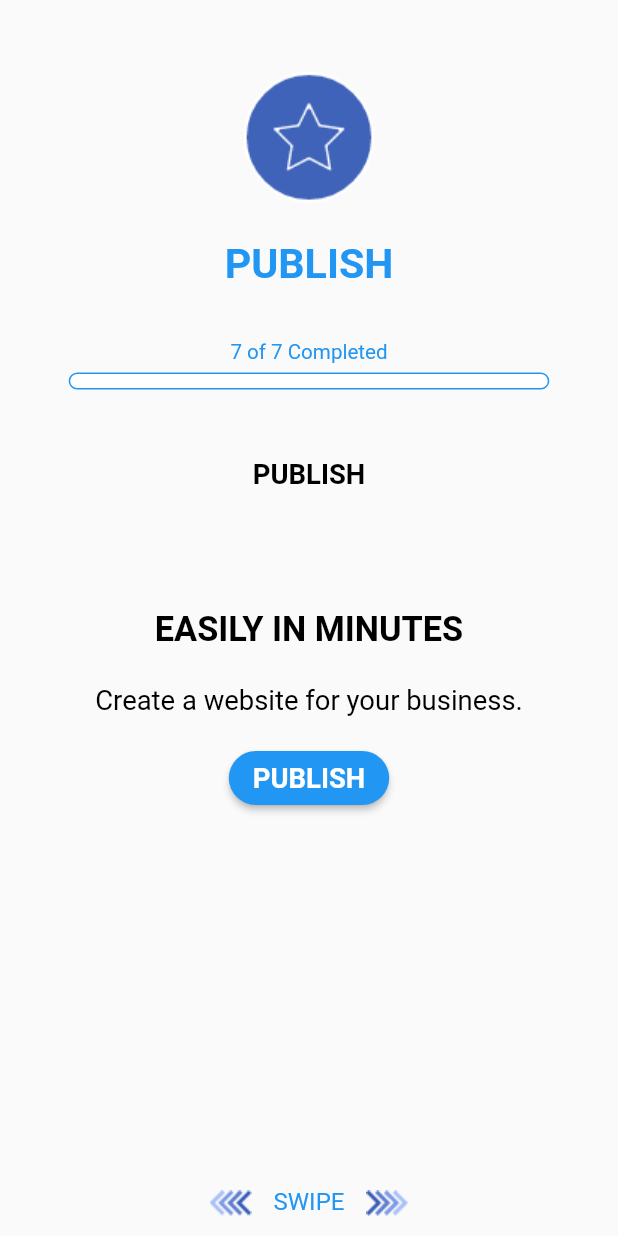
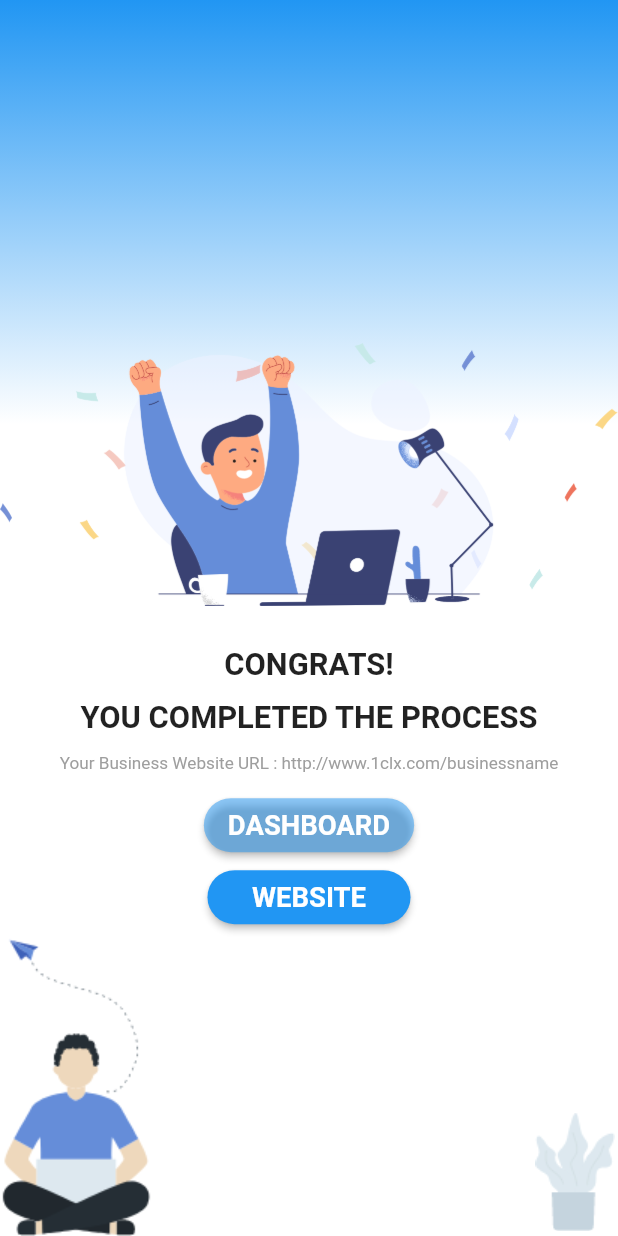
Before and after one commit to Thamzihmani/clx_demo, a Flutter app: the PublishPage widget shown alone on an empty page, opened directly, after a tap on "PUBLISH", on a phone screen of 412 x 824 dp. Run offline on Flutter 3.47's test engine with Material 2 defaults, Android fonts, the phone set to English and light mode, and no system bars; our stand-ins replace flutter_screenutil.

Commit message:
All page Ui completed

```diff
--- /dev/null
+++ b/lib/views/completion_page.dart
@@ -0,0 +1,108 @@
+import 'package:flutter/material.dart';
+import 'package:flutter_screenutil/flutter_screenutil.dart';
+
+class CompletionPage extends StatefulWidget {
+  const CompletionPage({Key? key}) : super(key: key);
+
+  @override
+  State<CompletionPage> createState() => _CompletionPageState();
+}
+
+class _CompletionPageState extends State<CompletionPage> {
+  @override
+  Widget build(BuildContext context) {
+    final size = MediaQuery.of(context).size;
+    var height = size.height;
+    var width = size.width;
+    return Scaffold(
+      body: Container(
+          height: double.infinity,
+          width: double.infinity,
+          decoration: BoxDecoration(
+              gradient: LinearGradient(
+                  colors: [Theme.of(context).primaryColor, Colors.white],
+                  begin: Alignment.topCenter,
+                  stops: [0.0.sp, 0.3.sp],
+                  end: Alignment.bottomCenter)),
+          child: Stack(
+            children: [
+              Column(
+                mainAxisAlignment: MainAxisAlignment.center,
+                children: [
+                  SizedBox(
+                    width: double.infinity,
+                    height: 200.sp,
+                    child: const Image(image: AssetImage("assets/images/img_1.png")),
+                  ),
+                  Text(
+                    "CONGRATS!",
+                    style: TextStyle(
+                        fontSize: 18.sp,
+                        fontWeight: FontWeight.bold),
+                  ),
+                  SizedBox(height: 10.sp,),
+                  Text(
+                    "YOU COMPLETED THE PROCESS",
+                    style: TextStyle(
+                        fontSize: 18.sp,
+                        fontWeight: FontWeight.bold),
+                  ),
+                  SizedBox(height: 10.sp,),
+                  Text(
+                    "Your Business Website URL : http://www.1clx.com/businessname",
+                    style: TextStyle(
+                        fontSize: 10.sp,
+                        color: Colors.grey),
+                  ),
+                  SizedBox(height: 10.sp,),
+                  ElevatedButton(
+                    onPressed: () {
+                      Navigator.pushReplacement(context, MaterialPageRoute(builder: (context) => const CompletionPage(),));
+                    },
+                    style: ElevatedButton.styleFrom(backgroundColor: Colors.blue.withOpacity(0.5),
+                        shape: RoundedRectangleBorder(
+                            borderRadius: BorderRadius.circular(20.sp))),
+                    child: Text(
+                      "DASHBOARD",
+                      style: TextStyle(fontSize: 16.sp,fontWeight: FontWeight.bold),
+                    ),
+                  ),
+                  ElevatedButton(
+                    onPressed: () {
+                      Navigator.pushReplacement(context, MaterialPageRoute(builder: (context) => const CompletionPage(),));
+                    },
+                    style: ElevatedButton.styleFrom(
+                        shape: RoundedRectangleBorder(
+                            borderRadius: BorderRadius.circular(20.sp))),
+                    child: Padding(
+                      padding:  EdgeInsets.symmetric(horizontal: 12.sp),
+                      child: Text(
+                        "WEBSITE",
+                        style: TextStyle(fontSize: 16.sp,fontWeight: FontWeight.bold),
+                      ),
+                    ),
+                  ),
+                ],
+              ),
+
+              Align(
+                alignment: Alignment.bottomCenter,
+                child: Row(mainAxisAlignment: MainAxisAlignment.start,crossAxisAlignment: CrossAxisAlignment.end,
+                  children: [
+                    const SizedBox(
+                      child: Image(image: AssetImage("assets/icons/ic_person.png")),
+                    ), const Spacer(),
+
+                    SizedBox(
+                      width: 50.sp,
+                      child: const Image(image: AssetImage("assets/icons/ic_pot.png")),
+                    ),
+                  ],
+                ),
+              ),
+            ],
+          )
+      ),
+    );
+  }
+}
--- a/lib/views/progress_pages/publish_page.dart
+++ b/lib/views/progress_pages/publish_page.dart
@@ -1,3 +1,4 @@
+import 'package:clx_demo/views/completion_page.dart';
 import 'package:flutter/material.dart';
 import 'package:flutter_screenutil/flutter_screenutil.dart';
 
@@ -78,7 +79,9 @@ class _PublishPageState extends State<PublishPage> {
           ),
           SizedBox(height: 15.sp,),
           ElevatedButton(
-            onPressed: () {},
+            onPressed: () {
+              Navigator.pushReplacement(context, MaterialPageRoute(builder: (context) => const CompletionPage(),));
+            },
             style: ElevatedButton.styleFrom(
                 shape: RoundedRectangleBorder(
                     borderRadius: BorderRadius.circular(20.sp))),
```
